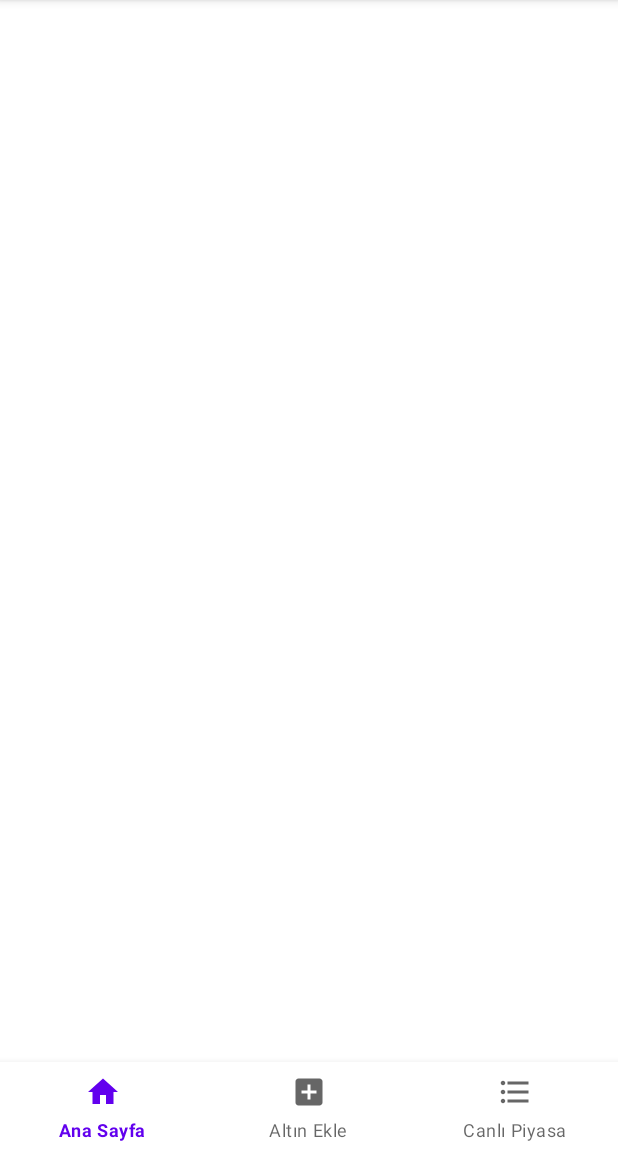
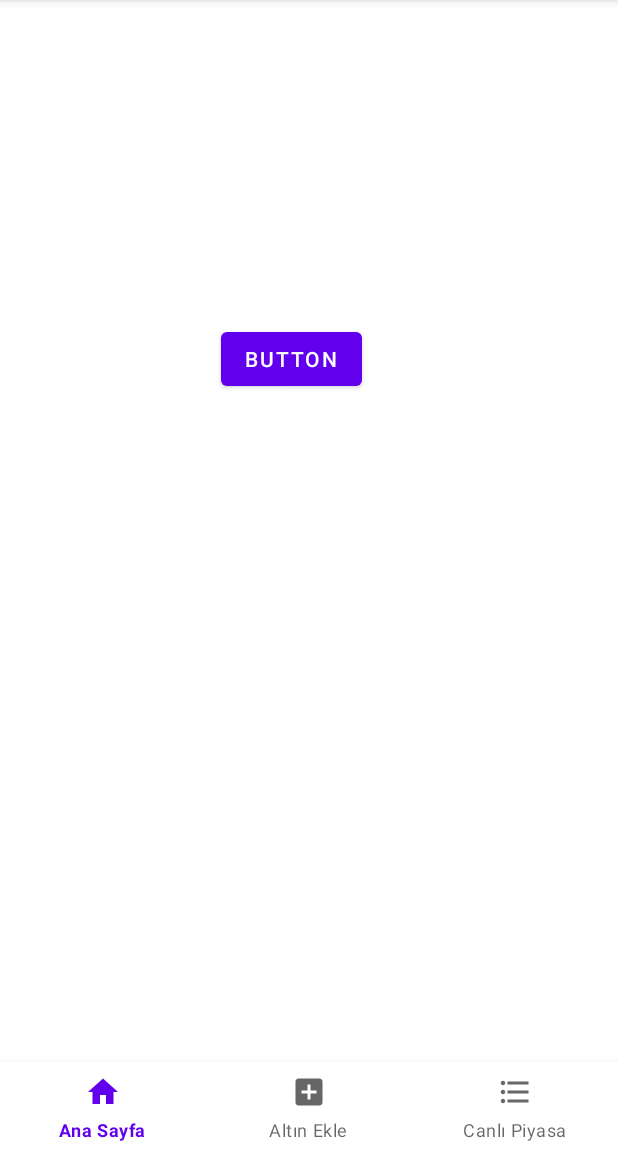
Before and after one commit to Afkborn/AltinFiyatTakip, an Android app: the screen it shows after launch (MainActivity), on a phone screen of 412 x 824 dp, the part 84-1236 px from its top. Run offline under Robolectric (Android 15) with nearby library versions, the phone set to English and light mode, and no system bars; our stand-ins replace navigation-ui.

```diff
--- a/app/src/main/java/com/bilgehankalay/altinfiyattakip/Fragment/DegerliListe.kt
+++ b/app/src/main/java/com/bilgehankalay/altinfiyattakip/Fragment/DegerliListe.kt
@@ -43,10 +43,7 @@ class DegerliListe : Fragment() {
                 degerliGetir()
                 mainHandler.postDelayed(this,10000)
             }
-
         })
-
-
     }
 
     private fun degerliGetir(){
--- a/app/src/main/java/com/bilgehankalay/altinfiyattakip/Response/DegerliResponse.kt
+++ b/app/src/main/java/com/bilgehankalay/altinfiyattakip/Response/DegerliResponse.kt
@@ -7,5 +7,6 @@ import com.google.gson.annotations.SerializedName
 
 data class DegerliResponse(
     @SerializedName("status") @Expose var status : Int,
+
     @SerializedName("data") @Expose var altinlar : List<Degerli>
 )
--- a/app/src/main/res/layout/fragment_home_screen.xml
+++ b/app/src/main/res/layout/fragment_home_screen.xml
@@ -5,4 +5,15 @@
     android:id="@+id/constraintLayout_home"
     android:layout_width="match_parent"
     android:layout_height="match_parent"
-    tools:context=".Fragment.HomeScreen"/>
+    tools:context=".Fragment.HomeScreen">
+
+    <Button
+        android:id="@+id/button"
+        android:layout_width="wrap_content"
+        android:layout_height="wrap_content"
+        android:layout_marginStart="147dp"
+        android:layout_marginTop="215dp"
+        android:text="Button"
+        app:layout_constraintStart_toStartOf="parent"
+        app:layout_constraintTop_toTopOf="parent" />
+</androidx.constraintlayout.widget.ConstraintLayout>
```
Also changed, not shown: app/src/main/java/com/bilgehankalay/altinfiyattakip/DAO/AltinDAOInterface.kt (+12 -0 lines), app/src/main/java/com/bilgehankalay/altinfiyattakip/Fragment/AltinEkleFragment.kt (+28 -6 lines), app/src/main/java/com/bilgehankalay/altinfiyattakip/Fragment/HomeScreen.kt (+24 -0 lines), app/src/main/java/com/bilgehankalay/altinfiyattakip/Response/PostAlisSatisResponse.kt (added, +15 -0 lines).
